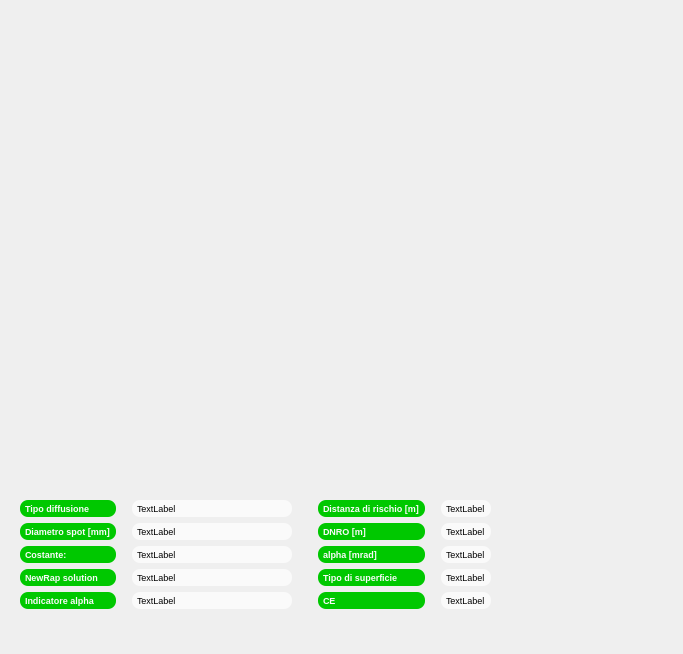
Old version of the form lambertianchartdialog.ui in the repository crocodile119/Laser-Studio.
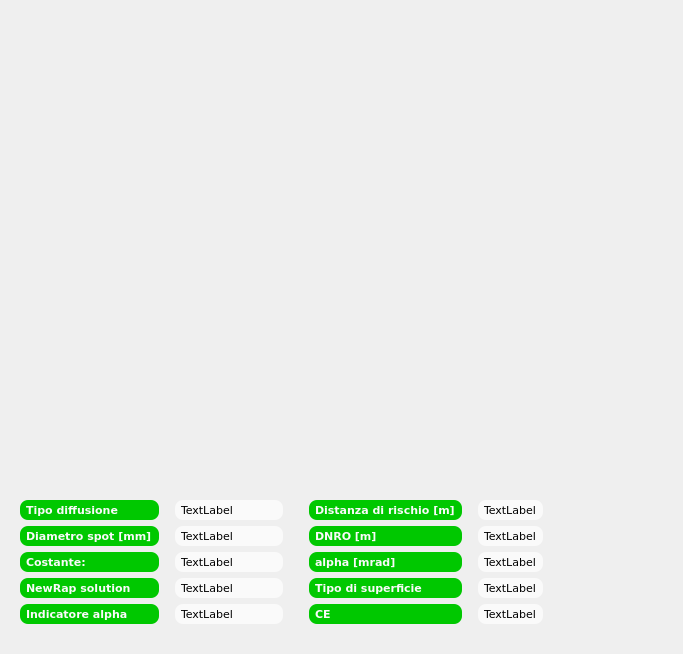
New version of the form.

What changed in the file:
```diff
--- a/lambertianchartdialog.ui
+++ b/lambertianchartdialog.ui
@@ -13,7 +13,7 @@
   <property name="font">
    <font>
     <family>Verdana</family>
-    <pointsize>7</pointsize>
+    <pointsize>8</pointsize>
    </font>
   </property>
   <property name="windowTitle">
@@ -65,8 +65,8 @@
        <widget class="QLabel" name="label_2">
         <property name="font">
          <font>
-          <family>MS Shell Dlg 2</family>
-          <pointsize>7</pointsize>
+          <family>Verdana</family>
+          <pointsize>8</pointsize>
           <weight>75</weight>
           <bold>true</bold>
          </font>
@@ -89,8 +89,8 @@
        <widget class="QLabel" name="label_36">
         <property name="font">
          <font>
-          <family>MS Shell Dlg 2</family>
-          <pointsize>7</pointsize>
+          <family>Verdana</family>
+          <pointsize>8</pointsize>
           <weight>75</weight>
           <bold>true</bold>
          </font>
@@ -113,8 +113,8 @@
        <widget class="QLabel" name="label_34">
         <property name="font">
          <font>
-          <family>MS Shell Dlg 2</family>
-          <pointsize>7</pointsize>
+          <family>Verdana</family>
+          <pointsize>8</pointsize>
           <weight>75</weight>
           <bold>true</bold>
          </font>
@@ -137,8 +137,8 @@
        <widget class="QLabel" name="label_40">
         <property name="font">
          <font>
-          <family>MS Shell Dlg 2</family>
-          <pointsize>7</pointsize>
+          <family>Verdana</family>
+          <pointsize>8</pointsize>
           <weight>75</weight>
           <bold>true</bold>
          </font>
@@ -161,8 +161,8 @@
        <widget class="QLabel" name="label_41">
         <property name="font">
          <font>
-          <family>MS Shell Dlg 2</family>
-          <pointsize>7</pointsize>
+          <family>Verdana</family>
+          <pointsize>8</pointsize>
           <weight>75</weight>
           <bold>true</bold>
          </font>
@@ -202,8 +202,8 @@
        <widget class="QLabel" name="distanceLabel">
         <property name="font">
          <font>
-          <family>MS Shell Dlg 2</family>
-          <pointsize>7</pointsize>
+          <family>Verdana</family>
+          <pointsize>8</pointsize>
          </font>
         </property>
         <property name="styleSheet">
@@ -223,8 +223,8 @@
        <widget class="QLabel" name="DNRO_Label">
         <property name="font">
          <font>
-          <family>MS Shell Dlg 2</family>
-          <pointsize>7</pointsize>
+          <family>Verdana</family>
+          <pointsize>8</pointsize>
          </font>
         </property>
         <property name="styleSheet">
@@ -244,8 +244,8 @@
        <widget class="QLabel" name="alphaLabel">
         <property name="font">
          <font>
-          <family>MS Shell Dlg 2</family>
-          <pointsize>7</pointsize>
+          <family>Verdana</family>
+          <pointsize>8</pointsize>
          </font>
         </property>
         <property name="styleSheet">
@@ -265,8 +265,8 @@
        <widget class="QLabel" name="surfaceLabel">
         <property name="font">
          <font>
-          <family>MS Shell Dlg 2</family>
-          <pointsize>7</pointsize>
+          <family>Verdana</family>
+          <pointsize>8</pointsize>
          </font>
         </property>
         <property name="styleSheet">
@@ -286,8 +286,8 @@
        <widget class="QLabel" name="CE_Label">
         <property name="font">
          <font>
-          <family>MS Shell Dlg 2</family>
-          <pointsize>7</pointsize>
+          <family>Verdana</family>
+          <pointsize>8</pointsize>
          </font>
         </property>
         <property name="styleSheet">
@@ -336,8 +336,8 @@
         </property>
         <property name="font">
          <font>
-          <family>MS Shell Dlg 2</family>
-          <pointsize>7</pointsize>
+          <family>Verdana</family>
+          <pointsize>8</pointsize>
           <weight>50</weight>
           <bold>false</bold>
          </font>
@@ -362,8 +362,8 @@
        <widget class="QLabel" name="spotDiameterLabel">
         <property name="font">
          <font>
-          <family>MS Shell Dlg 2</family>
-          <pointsize>7</pointsize>
+          <family>Verdana</family>
+          <pointsize>8</pointsize>
          </font>
         </property>
         <property name="styleSheet">
@@ -383,8 +383,8 @@
        <widget class="QLabel" name="constPosLabel">
         <property name="font">
          <font>
-          <family>MS Shell Dlg 2</family>
-          <pointsize>7</pointsize>
+          <family>Verdana</family>
+          <pointsize>8</pointsize>
          </font>
         </property>
         <property name="styleSheet">
@@ -404,8 +404,8 @@
        <widget class="QLabel" name="newRapLabel">
         <property name="font">
          <font>
-          <family>MS Shell Dlg 2</family>
-          <pointsize>7</pointsize>
+          <family>Verdana</family>
+          <pointsize>8</pointsize>
          </font>
         </property>
         <property name="styleSheet">
@@ -425,8 +425,8 @@
        <widget class="QLabel" name="indicatorLabel">
         <property name="font">
          <font>
-          <family>MS Shell Dlg 2</family>
-          <pointsize>7</pointsize>
+          <family>Verdana</family>
+          <pointsize>8</pointsize>
          </font>
         </property>
         <property name="styleSheet">
@@ -463,8 +463,8 @@
        <widget class="QLabel" name="label_35">
         <property name="font">
          <font>
-          <family>MS Shell Dlg 2</family>
-          <pointsize>7</pointsize>
+          <family>Verdana</family>
+          <pointsize>8</pointsize>
           <weight>75</weight>
           <bold>true</bold>
          </font>
@@ -487,8 +487,8 @@
        <widget class="QLabel" name="label">
         <property name="font">
          <font>
-          <family>MS Shell Dlg 2</family>
-          <pointsize>7</pointsize>
+          <family>Verdana</family>
+          <pointsize>8</pointsize>
           <weight>75</weight>
           <bold>true</bold>
          </font>
@@ -511,8 +511,8 @@
        <widget class="QLabel" name="label_37">
         <property name="font">
          <font>
-          <family>MS Shell Dlg 2</family>
-          <pointsize>7</pointsize>
+          <family>Verdana</family>
+          <pointsize>8</pointsize>
           <weight>75</weight>
           <bold>true</bold>
          </font>
@@ -535,8 +535,8 @@
        <widget class="QLabel" name="label_39">
         <property name="font">
          <font>
-          <family>MS Shell Dlg 2</family>
-          <pointsize>7</pointsize>
+          <family>Verdana</family>
+          <pointsize>8</pointsize>
           <weight>75</weight>
           <bold>true</bold>
          </font>
@@ -559,8 +559,8 @@
        <widget class="QLabel" name="label_38">
         <property name="font">
          <font>
-          <family>MS Shell Dlg 2</family>
-          <pointsize>7</pointsize>
+          <family>Verdana</family>
+          <pointsize>8</pointsize>
           <weight>75</weight>
           <bold>true</bold>
          </font>
```
